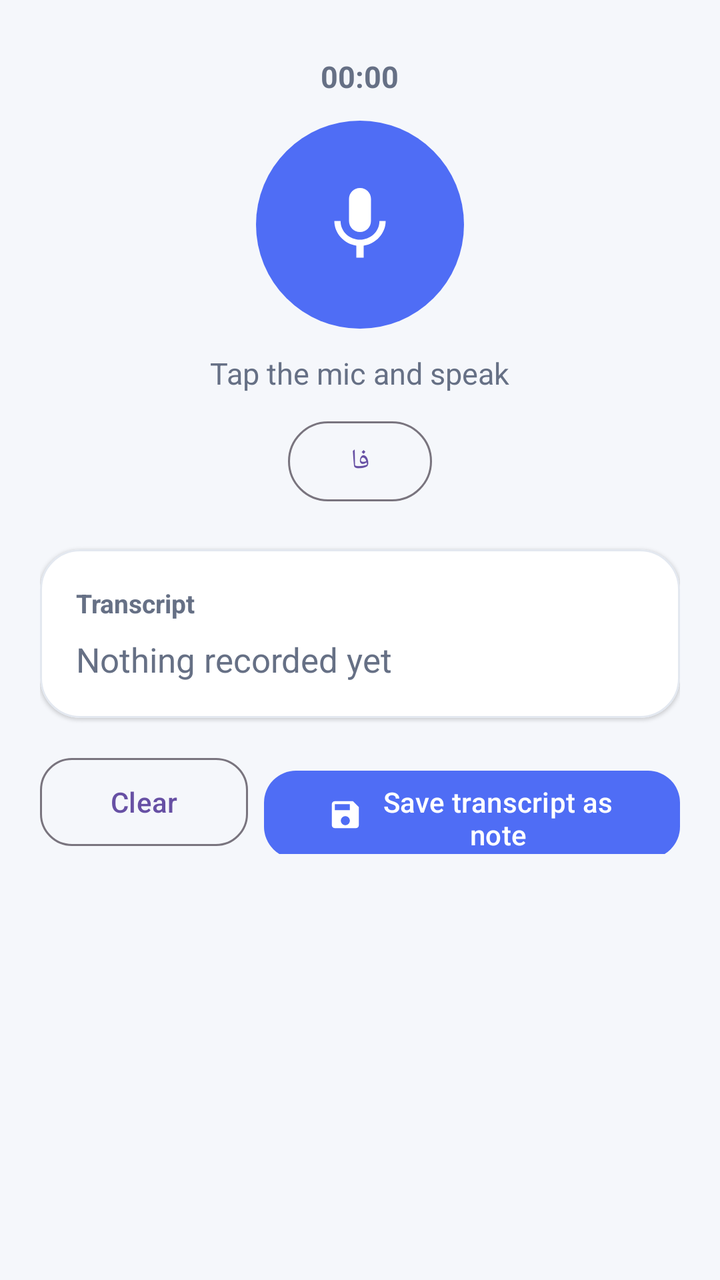
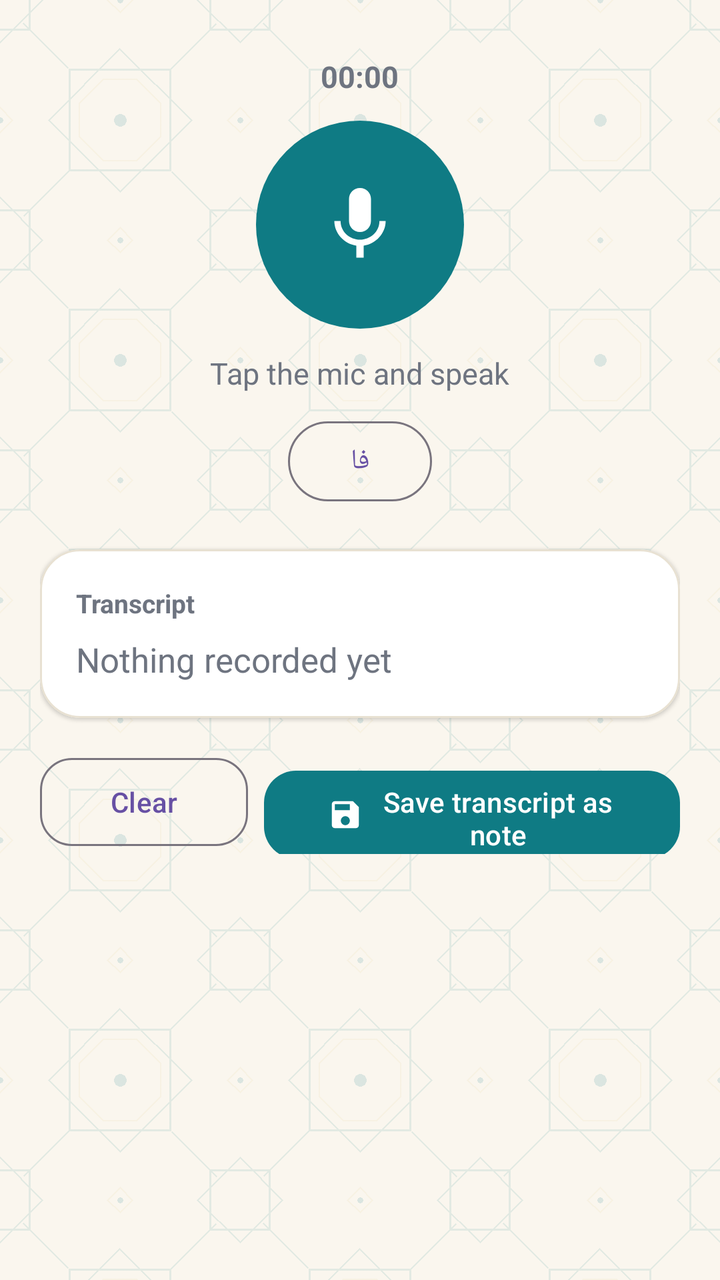

Compare the two renders of this Android layout. The source of the first and the diff that turns it into the second are given below.
<!-- AndroidManifest.xml: application theme Theme.Sedayar -->
<!-- res/layout/fragment_live_voice.xml -->
<?xml version="1.0" encoding="utf-8"?>
<LinearLayout xmlns:android="http://schemas.android.com/apk/res/android"
    xmlns:app="http://schemas.android.com/apk/res-auto"
    android:layout_width="match_parent"
    android:layout_height="match_parent"
    android:background="@color/paper"
    android:orientation="vertical">

    <androidx.core.widget.NestedScrollView
        android:layout_width="match_parent"
        android:layout_height="0dp"
        android:layout_weight="1"
        android:clipToPadding="false"
        android:fillViewport="true"
        android:padding="20dp">

        <LinearLayout
            android:layout_width="match_parent"
            android:layout_height="wrap_content"
            android:gravity="center_horizontal"
            android:orientation="vertical">

            <TextView
                android:id="@+id/tv_timer"
                android:layout_width="wrap_content"
                android:layout_height="wrap_content"
                android:layout_marginTop="8dp"
                android:text="00:00"
                android:textColor="@color/text_secondary"
                android:textSize="15sp"
                android:textStyle="bold" />

            <com.google.android.material.button.MaterialButton
                android:id="@+id/btn_mic"
                style="?attr/materialIconButtonFilledStyle"
                android:layout_width="104dp"
                android:layout_height="104dp"
                android:layout_marginTop="12dp"
                android:contentDescription="@string/cd_mic"
                android:insetLeft="0dp"
                android:insetTop="0dp"
                android:insetRight="0dp"
                android:insetBottom="0dp"
                app:backgroundTint="@color/primary"
                app:cornerRadius="52dp"
                app:icon="@drawable/ic_mic"
                app:iconGravity="textStart"
                app:iconPadding="0dp"
                app:iconSize="44dp"
                app:iconTint="@color/on_primary" />

            <TextView
                android:id="@+id/tv_status"
                android:layout_width="wrap_content"
                android:layout_height="wrap_content"
                android:layout_marginTop="12dp"
                android:text="@string/tap_mic_start"
                android:textColor="@color/text_secondary"
                android:textSize="15sp" />

            <com.google.android.material.button.MaterialButton
                android:id="@+id/btn_lang"
                style="?attr/materialButtonOutlinedStyle"
                android:layout_width="wrap_content"
                android:layout_height="wrap_content"
                android:layout_marginTop="10dp"
                android:contentDescription="@string/cd_language"
                android:minWidth="72dp"
                android:text="@string/lang_fa"
                android:textSize="14sp"
                app:cornerRadius="20dp" />

            <com.google.android.material.card.MaterialCardView
                android:layout_width="match_parent"
                android:layout_height="wrap_content"
                android:layout_marginTop="20dp"
                app:cardBackgroundColor="@color/surface"
                app:cardCornerRadius="20dp"
                app:cardElevation="1dp"
                app:strokeColor="@color/stroke"
                app:strokeWidth="1dp">

                <LinearLayout
                    android:layout_width="match_parent"
                    android:layout_height="wrap_content"
                    android:orientation="vertical"
                    android:padding="18dp">

                    <TextView
                        android:layout_width="wrap_content"
                        android:layout_height="wrap_content"
                        android:text="@string/transcript_title"
                        android:textColor="@color/text_secondary"
                        android:textSize="13sp"
                        android:textStyle="bold" />

                    <TextView
                        android:id="@+id/tv_live"
                        android:layout_width="match_parent"
                        android:layout_height="wrap_content"
                        android:layout_marginTop="8dp"
                        android:alpha="0.75"
                        android:textColor="@color/primary"
                        android:textSize="15sp"
                        android:visibility="gone" />

                    <TextView
                        android:id="@+id/tv_transcript"
                        android:layout_width="match_parent"
                        android:layout_height="wrap_content"
                        android:layout_marginTop="8dp"
                        android:lineSpacingExtra="6dp"
                        android:text="@string/nothing_recorded"
                        android:textColor="@color/text_secondary"
                        android:textColorHint="@color/text_secondary"
                        android:textIsSelectable="true"
                        android:textSize="17sp" />
                </LinearLayout>
            </com.google.android.material.card.MaterialCardView>

            <LinearLayout
                android:layout_width="match_parent"
                android:layout_height="wrap_content"
                android:layout_marginTop="16dp"
                android:orientation="horizontal">

                <com.google.android.material.button.MaterialButton
                    android:id="@+id/btn_clear"
                    style="?attr/materialButtonOutlinedStyle"
                    android:layout_width="0dp"
                    android:layout_height="52dp"
                    android:layout_marginEnd="4dp"
                    android:layout_weight="1"
                    android:text="@string/clear"
                    app:cornerRadius="16dp" />

                <com.google.android.material.button.MaterialButton
                    android:id="@+id/btn_save"
                    android:layout_width="0dp"
                    android:layout_height="52dp"
                    android:layout_marginStart="4dp"
                    android:layout_weight="2"
                    android:text="@string/save_dialog_title"
                    android:textColor="@color/on_primary"
                    app:backgroundTint="@color/primary"
                    app:cornerRadius="16dp"
                    app:icon="@drawable/ic_save"
                    app:iconGravity="textStart"
                    app:iconTint="@color/on_primary" />
            </LinearLayout>

            <Space
                android:layout_width="1dp"
                android:layout_height="24dp" />
        </LinearLayout>
    </androidx.core.widget.NestedScrollView>
</LinearLayout>
<!-- resources referenced by this layout -->
<resources>
  <color name="on_primary">#FFFFFF</color>
  <color name="paper">#F5F7FB</color>
  <color name="primary">#4F6DF5</color>
  <color name="stroke">#E3E8F0</color>
  <color name="surface">#FFFFFF</color>
  <color name="text_secondary">#667085</color>
  <!-- drawable ic_mic (drawable) -->
  <?xml version="1.0" encoding="utf-8"?>
  <vector xmlns:android="http://schemas.android.com/apk/res/android"
      android:width="24dp"
      android:height="24dp"
      android:viewportWidth="24"
      android:viewportHeight="24">
      <path
          android:fillColor="#FFFFFFFF"
          android:pathData="M12,14c1.66,0 2.99,-1.34 2.99,-3L15,5c0,-1.66 -1.34,-3 -3,-3S9,3.34 9,5v6c0,1.66 1.34,3 3,3zM17.3,11c0,3 -2.54,5.1 -5.3,5.1S6.7,14 6.7,11L5,11c0,3.41 2.72,6.23 6,6.72L11,21h2v-3.28c3.28,-0.48 6,-3.3 6,-6.72h-1.7z" />
  </vector>
  <!-- drawable ic_save (drawable) -->
  <?xml version="1.0" encoding="utf-8"?>
  <vector xmlns:android="http://schemas.android.com/apk/res/android"
      android:width="24dp"
      android:height="24dp"
      android:viewportWidth="24"
      android:viewportHeight="24">
      <path
          android:fillColor="#FF1F2937"
          android:pathData="M17,3H5c-1.11,0 -2,0.9 -2,2v14c0,1.1 0.89,2 2,2h14c1.1,0 2,-0.9 2,-2V7l-4,-4zM12,19c-1.66,0 -3,-1.34 -3,-3s1.34,-3 3,-3 3,1.34 3,3 -1.34,3 -3,3zM15,9H5V5h10v4z" />
  </vector>
  <string name="cd_language">Speech language</string>
  <string name="cd_mic">Microphone</string>
  <string name="clear">Clear</string>
  <string name="lang_fa">فا</string>
  <string name="nothing_recorded">Nothing recorded yet</string>
  <string name="save_dialog_title">Save transcript as note</string>
  <string name="tap_mic_start">Tap the mic and speak</string>
  <string name="transcript_title">Transcript</string>
  <style name="Theme.Sedayar" parent="Theme.Material3.Light.NoActionBar">
          <item name="colorPrimary">@color/primary</item>
          <item name="colorOnPrimary">@color/on_primary</item>
          <item name="colorPrimaryContainer">@color/primary_container</item>
          <item name="colorOnPrimaryContainer">@color/on_primary_container</item>
          <item name="android:colorBackground">@color/paper</item>
          <item name="colorSurface">@color/surface</item>
          <item name="colorOnSurface">@color/text_primary</item>
          <item name="colorOnSurfaceVariant">@color/text_secondary</item>
          <item name="colorOutline">@color/stroke</item>
          <item name="android:statusBarColor">@color/paper</item>
          <item name="android:windowLightStatusBar">true</item>
          <item name="fontFamily">@font/vazirmatn</item>
          <item name="android:fontFamily">@font/vazirmatn</item>
      </style>
  <color name="primary_container">#E4E9FF</color>
  <color name="on_primary_container">#1B2C7E</color>
  <color name="text_primary">#1A2233</color>
</resources>

<!-- the commit's change to res/layout/fragment_live_voice.xml (unified diff, before → after) -->
@@ -3,7 +3,7 @@
     xmlns:app="http://schemas.android.com/apk/res-auto"
     android:layout_width="match_parent"
     android:layout_height="match_parent"
-    android:background="@color/paper"
+    android:background="@drawable/bg_app"
     android:orientation="vertical">
 
     <androidx.core.widget.NestedScrollView
<!-- resource entries referenced after the edit -->
@@ -1,11 +1,22 @@
 <!-- resources referenced by this layout -->
 <resources>
   <color name="on_primary">#FFFFFF</color>
-  <color name="paper">#F5F7FB</color>
-  <color name="primary">#4F6DF5</color>
-  <color name="stroke">#E3E8F0</color>
+  <color name="paper">#FAF6EE</color>
+  <!-- drawable pattern_faint: png bitmap (drawable-nodpi, 4999 bytes) -->
+  <color name="primary">#0F7B84</color>
+  <color name="stroke">#E8E1D2</color>
   <color name="surface">#FFFFFF</color>
-  <color name="text_secondary">#667085</color>
+  <color name="text_secondary">#6E7480</color>
+  <!-- drawable bg_app (drawable) -->
+  <?xml version="1.0" encoding="utf-8"?>
+  <layer-list xmlns:android="http://schemas.android.com/apk/res/android">
+      <item android:drawable="@color/paper" />
+      <item>
+          <bitmap
+              android:src="@drawable/pattern_faint"
+              android:tileMode="repeat" />
+      </item>
+  </layer-list>
   <!-- drawable ic_mic (drawable) -->
   <?xml version="1.0" encoding="utf-8"?>
   <vector xmlns:android="http://schemas.android.com/apk/res/android"
@@ -46,13 +57,16 @@
           <item name="colorOnSurface">@color/text_primary</item>
           <item name="colorOnSurfaceVariant">@color/text_secondary</item>
           <item name="colorOutline">@color/stroke</item>
-          <item name="android:statusBarColor">@color/paper</item>
-          <item name="android:windowLightStatusBar">true</item>
+          <item name="colorSecondary">@color/gold</item>
+          <item name="android:statusBarColor">@color/lapis</item>
+          <item name="android:windowLightStatusBar">false</item>
           <item name="fontFamily">@font/vazirmatn</item>
           <item name="android:fontFamily">@font/vazirmatn</item>
       </style>
-  <color name="primary_container">#E4E9FF</color>
-  <color name="on_primary_container">#1B2C7E</color>
-  <color name="text_primary">#1A2233</color>
+  <color name="primary_container">#D8F0F0</color>
+  <color name="on_primary_container">#084C52</color>
+  <color name="text_primary">#232A33</color>
+  <color name="gold">#C9A227</color>
+  <color name="lapis">#0F2142</color>
 </resources>
 
